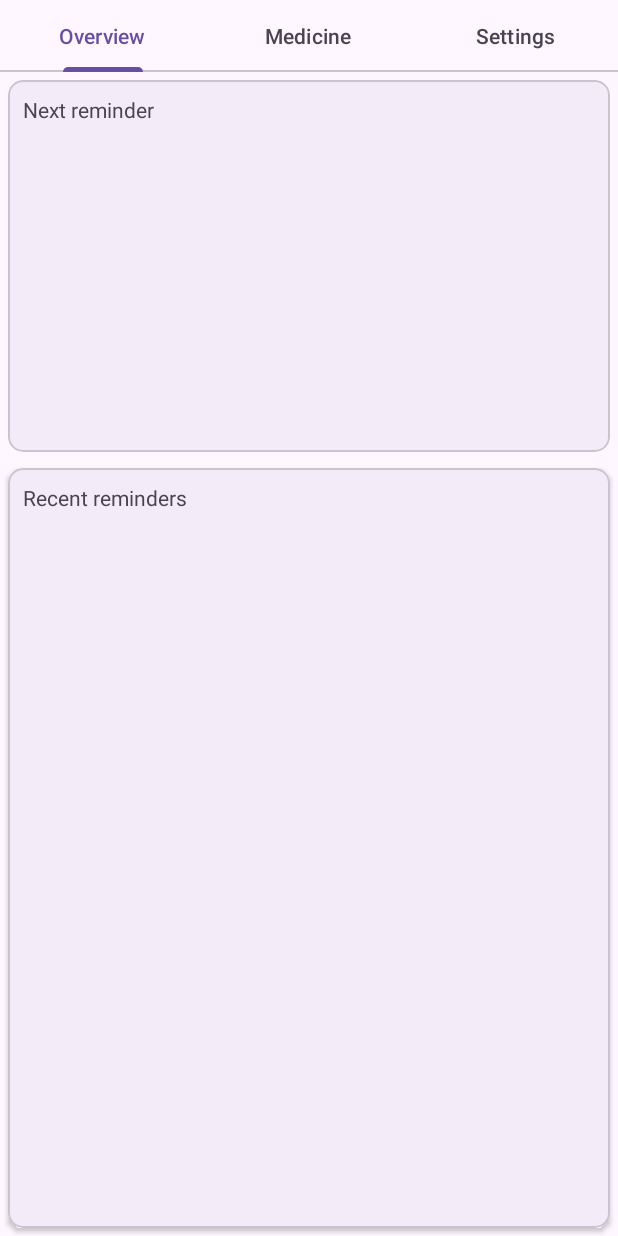
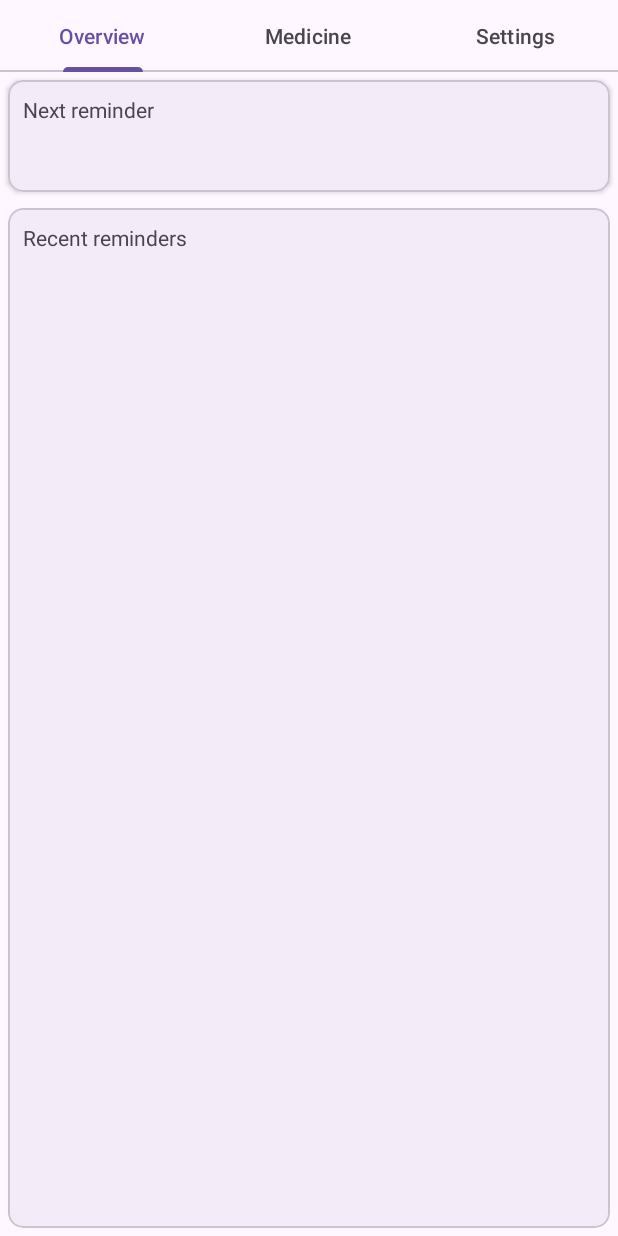
Before and after one commit to sh0786/medTimer, an Android app: the screen it shows after launch (MainActivity), on a phone screen of 412 x 824 dp. Run offline under Robolectric (Android 15) with nearby library versions, the phone set to English and light mode, and no system bars; our stand-ins replace Room's generated code.

Commit message:
Implemented next reminder

```diff
--- a/app/src/main/java/com/futsch1/medtimer/ActivityCodes.java
+++ b/app/src/main/java/com/futsch1/medtimer/ActivityCodes.java
@@ -5,7 +5,10 @@ public class ActivityCodes {
     public static final String EXTRA_ID = "com.futsch1.medTimer.ID";
     public static final String EXTRA_INDEX = "com.futsch1.medTimer.INDEX";
     public static final String EXTRA_REMINDER_EVENT_ID = "com.futsch1.medTimer.REMINDER_EVENT_ID";
+    public static final String EXTRA_REMINDER_ID = "com.futsch1.medTimer.REMINDER_ID";
+    public static final String EXTRA_REMINDER_TIME = "com.futsch1.medTimer.REMINDER_TIME";
 
     public static final String REMINDER_ACTION = "com.futsch1.medTimer.REMINDER_ACTION";
+    public static final String NEXT_REMINDER_ACTION = "com.futsch1.medTimer.NEXT_REMINDER_ACTION";
     public static final String NOTIFICATION_CHANNEL_ID = "com.futsch1.medTimer.NOTIFICATION";
 }
--- /dev/null
+++ b/app/src/main/java/com/futsch1/medtimer/NextReminderListener.java
@@ -0,0 +1,60 @@
+package com.futsch1.medtimer;
+
+import static com.futsch1.medtimer.ActivityCodes.EXTRA_REMINDER_ID;
+import static com.futsch1.medtimer.ActivityCodes.EXTRA_REMINDER_TIME;
+
+import android.content.BroadcastReceiver;
+import android.content.Context;
+import android.content.Intent;
+import android.os.Build;
+import android.os.Handler;
+import android.os.HandlerThread;
+import android.os.Looper;
+import android.util.Log;
+import android.widget.TextView;
+
+import androidx.annotation.RequiresApi;
+
+import com.futsch1.medtimer.database.Medicine;
+import com.futsch1.medtimer.database.Reminder;
+
+import java.time.Instant;
+import java.time.ZoneId;
+import java.time.format.DateTimeFormatter;
+import java.time.format.FormatStyle;
+
+public class NextReminderListener extends BroadcastReceiver {
+    private final TextView nextReminder;
+    private final MedicineViewModel medicineViewModel;
+    private final HandlerThread thread;
+
+    public NextReminderListener(TextView nextReminder, MedicineViewModel medicineViewModel) {
+        this.nextReminder = nextReminder;
+        this.medicineViewModel = medicineViewModel;
+        this.thread = new HandlerThread("UpdateNextReminder");
+        this.thread.start();
+    }
+
+    @RequiresApi(api = Build.VERSION_CODES.TIRAMISU)
+    @Override
+    public void onReceive(Context context, Intent intent) {
+        Log.d("ReminderListener", "Next reminder received");
+        final Handler handler = new Handler(thread.getLooper());
+        handler.post(() -> {
+            int reminderId = intent.getIntExtra(EXTRA_REMINDER_ID, 0);
+            Instant timestamp = intent.getSerializableExtra(EXTRA_REMINDER_TIME, Instant.class);
+            if (reminderId > 0 && timestamp != null) {
+                Reminder reminder = medicineViewModel.getReminder(reminderId);
+                Medicine medicine = medicineViewModel.getMedicine(reminder.medicineRelId);
+                String nextTime = timestamp.atZone(ZoneId.systemDefault()).format(DateTimeFormatter.ofLocalizedDateTime(FormatStyle.SHORT));
+                final Handler mainHandler = new Handler(Looper.getMainLooper());
+                mainHandler.post(() ->
+                        nextReminder.setText(context.getString(R.string.reminder_event, reminder.amount, medicine.name, nextTime)));
+            }
+        });
+    }
+
+    public void stop() {
+        thread.quitSafely();
+    }
+}
--- a/app/src/main/java/com/futsch1/medtimer/OverviewFragment.java
+++ b/app/src/main/java/com/futsch1/medtimer/OverviewFragment.java
@@ -1,11 +1,18 @@
 package com.futsch1.medtimer;
 
+import static com.futsch1.medtimer.ActivityCodes.NEXT_REMINDER_ACTION;
+
+import android.content.Context;
+import android.content.Intent;
+import android.content.IntentFilter;
+import android.os.Build;
 import android.os.Bundle;
 import android.view.LayoutInflater;
 import android.view.View;
 import android.view.ViewGroup;
 
 import androidx.annotation.NonNull;
+import androidx.annotation.RequiresApi;
 import androidx.fragment.app.Fragment;
 import androidx.lifecycle.ViewModelProvider;
 import androidx.recyclerview.widget.LinearLayoutManager;
@@ -14,21 +21,27 @@ import androidx.recyclerview.widget.RecyclerView;
 import com.futsch1.medtimer.adapters.LatestRemindersViewAdapter;
 
 public class OverviewFragment extends Fragment {
+    private NextReminderListener nextReminderListener;
 
     @Override
     public void onCreate(Bundle savedInstanceState) {
         super.onCreate(savedInstanceState);
     }
 
+    @RequiresApi(api = Build.VERSION_CODES.TIRAMISU)
     @Override
     public View onCreateView(@NonNull LayoutInflater inflater, ViewGroup container,
                              Bundle savedInstanceState) {
-        // Inflate the layout for this fragment
         View fragmentOverview = inflater.inflate(R.layout.fragment_overview, container, false);
+        MedicineViewModel medicineViewModel = new ViewModelProvider(this).get(MedicineViewModel.class);
+
+        nextReminderListener = new NextReminderListener(fragmentOverview.findViewById(R.id.nextReminderInfo), medicineViewModel);
+        Intent nextReminder = requireContext().registerReceiver(nextReminderListener, new IntentFilter(NEXT_REMINDER_ACTION), Context.RECEIVER_EXPORTED);
+        if (nextReminder != null) {
+            nextReminderListener.onReceive(requireContext(), nextReminder);
+        }
 
         RecyclerView latestReminders = fragmentOverview.findViewById(R.id.latestReminders);
-
-        MedicineViewModel medicineViewModel = new ViewModelProvider(this).get(MedicineViewModel.class);
 
         final LatestRemindersViewAdapter adapter = new LatestRemindersViewAdapter(new LatestRemindersViewAdapter.ReminderEventDiff(), medicineViewModel);
         latestReminders.setAdapter(adapter);
@@ -38,4 +51,11 @@ public class OverviewFragment extends Fragment {
 
         return fragmentOverview;
     }
+
+    @Override
+    public void onDestroy() {
+        super.onDestroy();
+        requireContext().unregisterReceiver(nextReminderListener);
+        nextReminderListener.stop();
+    }
 }
--- a/app/src/main/java/com/futsch1/medtimer/database/MedicineDao.java
+++ b/app/src/main/java/com/futsch1/medtimer/database/MedicineDao.java
@@ -16,8 +16,14 @@ public interface MedicineDao {
     @Query("SELECT * FROM Medicine")
     LiveData<List<MedicineWithReminders>> getMedicines();
 
+    @Query("SELECT * FROM Medicine WHERE medicineId= :medicineId")
+    Medicine getMedicine(int medicineId);
+
     @Query("SELECT * FROM Reminder WHERE medicineRelId= :medicineId")
     LiveData<List<Reminder>> getReminders(int medicineId);
+
+    @Query("SELECT * FROM Reminder WHERE reminderId= :reminderId")
+    Reminder getReminder(int reminderId);
 
     @Query("SELECT * FROM ReminderEvent")
     LiveData<List<ReminderEvent>> getReminderEvents();
--- a/app/src/main/res/layout/fragment_overview.xml
+++ b/app/src/main/res/layout/fragment_overview.xml
@@ -10,18 +10,30 @@
 
     <com.google.android.material.card.MaterialCardView
         android:layout_width="match_parent"
-        android:layout_height="match_parent"
+        android:layout_height="wrap_content"
         android:layout_margin="5dp"
-        android:layout_weight="2"
         app:cardCornerRadius="10dp"
         app:cardElevation="2dp"
         app:contentPadding="10dp">
 
-        <TextView
-            android:id="@+id/textView2"
-            android:layout_width="wrap_content"
+        <LinearLayout
+            android:layout_width="match_parent"
             android:layout_height="wrap_content"
-            android:text="@string/next_reminder" />
+            android:orientation="vertical">
+
+            <TextView
+                android:id="@+id/textView2"
+                android:layout_width="wrap_content"
+                android:layout_height="wrap_content"
+                android:text="@string/next_reminder" />
+
+            <TextView
+                android:id="@+id/nextReminderInfo"
+                android:layout_width="wrap_content"
+                android:layout_height="wrap_content"
+                android:lines="2" />
+        </LinearLayout>
+
     </com.google.android.material.card.MaterialCardView>
 
     <com.google.android.material.card.MaterialCardView
```
Also changed, not shown: app/src/main/java/com/futsch1/medtimer/MedicineViewModel.java (+8 -0 lines), app/src/main/java/com/futsch1/medtimer/ReminderProcessor.java (+8 -0 lines), app/src/main/java/com/futsch1/medtimer/database/MedicineRepository.java (+8 -0 lines), 1 other file.
